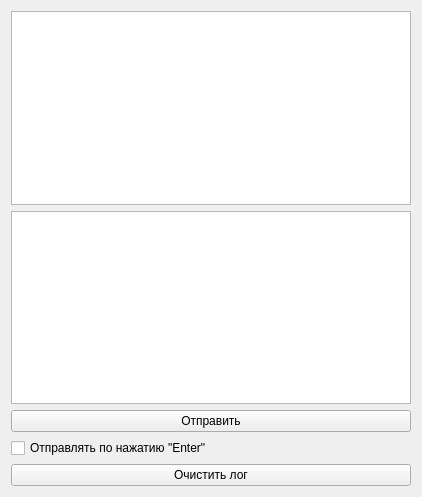
Mar94oK/Nayda, file Nayda/munchkindialog.ui: the form before one commit.
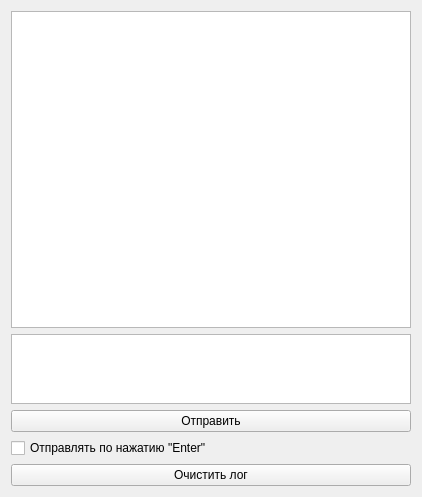
The form after the commit.

What changed in the file:
```diff
--- a/Nayda/munchkindialog.ui
+++ b/Nayda/munchkindialog.ui
@@ -36,10 +36,24 @@
     </widget>
    </item>
    <item row="0" column="0">
-    <widget class="QTextBrowser" name="txtBrowser_TextLog"/>
+    <widget class="QTextBrowser" name="txtBrowser_TextLog">
+     <property name="sizePolicy">
+      <sizepolicy hsizetype="Expanding" vsizetype="MinimumExpanding">
+       <horstretch>0</horstretch>
+       <verstretch>5</verstretch>
+      </sizepolicy>
+     </property>
+    </widget>
    </item>
    <item row="1" column="0">
-    <widget class="QTextEdit" name="txtEdit_UserText"/>
+    <widget class="QTextEdit" name="txtEdit_UserText">
+     <property name="sizePolicy">
+      <sizepolicy hsizetype="Preferred" vsizetype="Preferred">
+       <horstretch>0</horstretch>
+       <verstretch>1</verstretch>
+      </sizepolicy>
+     </property>
+    </widget>
    </item>
   </layout>
  </widget>
```
